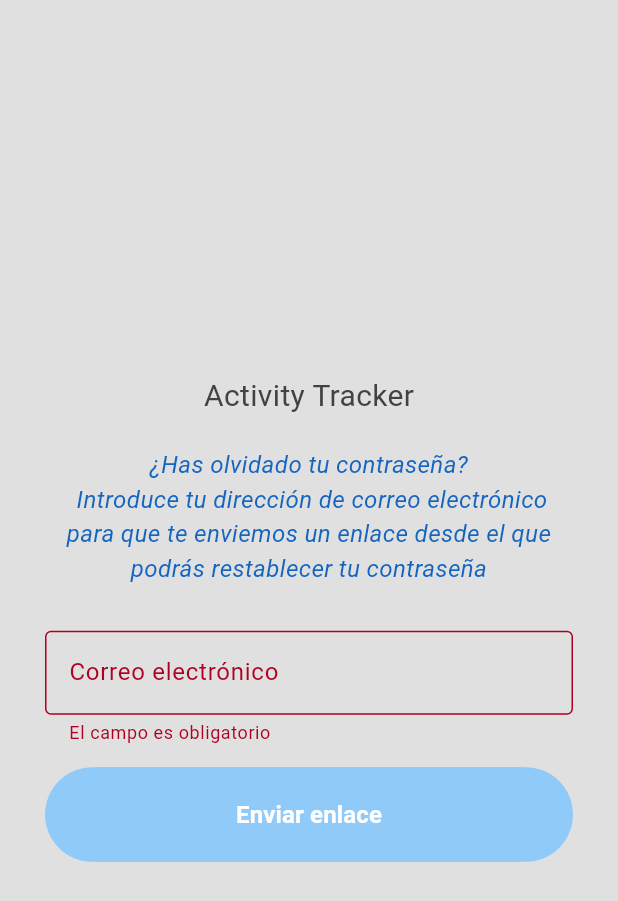
After one commit to ignamarga1/ActivityTracker, a Flutter app: the ForgotPasswordPage screen opened by its route, after a tap on "Enviar enlace", on a phone screen of 412 x 824 dp. The commit adds this screen. Shown: the top 901 px of the screen. Run offline on Flutter 3.47's test engine with Material 3 defaults, Android fonts, the phone set to English and light mode, and no system bars; our stand-ins replace firebase_auth, firebase_core, fluttertoast; accounts and stored records are empty.

Commit message:
Forgot password page and Reset password logic working

```diff
--- a/activity_tracker_flutter/lib/main.dart
+++ b/activity_tracker_flutter/lib/main.dart
@@ -1,4 +1,5 @@
 import 'package:activity_tracker_flutter/pages/email_verification_page.dart';
+import 'package:activity_tracker_flutter/pages/forgot_password_page.dart';
 import 'package:activity_tracker_flutter/pages/home_page.dart';
 import 'package:activity_tracker_flutter/pages/login_page.dart';
 import 'package:activity_tracker_flutter/pages/register_page.dart';
@@ -29,6 +30,7 @@ class MyApp extends StatelessWidget {
         '/login' : (context) => LoginPage(),
         '/register' : (context) => RegisterPage(),
         '/emailVerification' : (context) => EmailVerificationPage(),
+        '/forgotPassword' : (context) => ForgotPasswordPage(),
       },
     );
   }
--- /dev/null
+++ b/activity_tracker_flutter/lib/pages/forgot_password_page.dart
@@ -0,0 +1,91 @@
+import 'package:activity_tracker_flutter/components/std_button.dart';
+import 'package:activity_tracker_flutter/services/auth_service.dart';
+import 'package:flutter/material.dart';
+
+
+class ForgotPasswordPage extends StatefulWidget {
+  const ForgotPasswordPage({super.key});
+
+  @override
+  State<ForgotPasswordPage> createState() => _ForgotPasswordPageState();
+}
+
+class _ForgotPasswordPageState extends State<ForgotPasswordPage> {
+  final emailController = TextEditingController();
+  final _formKey = GlobalKey<FormState>();
+
+  @override
+  Widget build(BuildContext context) {
+    return Scaffold(
+      backgroundColor: Theme.of(context).colorScheme.surface,
+      resizeToAvoidBottomInset: false,
+      body: GestureDetector(
+        onTap: () => FocusManager.instance.primaryFocus?.unfocus(),
+        behavior: HitTestBehavior.translucent,
+        child: Center(
+          child: Padding(
+            padding: const EdgeInsets.all(30.0),
+
+            // Form
+            child: Form(
+              key: _formKey,
+              child: SingleChildScrollView(
+                physics: BouncingScrollPhysics(),
+                child: Column(
+                  mainAxisAlignment: MainAxisAlignment.center,
+                  children: [
+                    // App name
+                    Text("Activity Tracker", style: TextStyle(fontSize: 20)),
+                    const SizedBox(height: 20),
+
+                    // Information text
+                    Text(
+                      "¿Has olvidado tu contraseña? \n Introduce tu dirección de correo electrónico para que te enviemos un enlace desde el que podrás restablecer tu contraseña",
+                      textAlign: TextAlign.center,
+                      style: TextStyle(
+                        fontSize: 16,
+                        fontStyle: FontStyle.italic,
+                        color: Theme.of(context).colorScheme.inversePrimary,
+                      ),
+                    ),
+                    const SizedBox(height: 30),
+
+                    // Email
+                    TextFormField(
+                      controller: emailController,
+                      obscureText: false,
+                      validator: (value) {
+                        if (value == null || value.isEmpty) {
+                          return 'El campo es obligatorio';
+                        }
+                        return null;
+                      },
+                      decoration: InputDecoration(
+                        border: OutlineInputBorder(),
+                        labelText: "Correo electrónico",
+                      ),
+                    ),
+                    const SizedBox(height: 15),
+
+                    StdButton(
+                      text: "Enviar enlace",
+                      onPressed: () {
+                        FocusManager.instance.primaryFocus?.unfocus();
+                        if (_formKey.currentState!.validate()) {
+                          AuthService().resetPassword(
+                            email: emailController.text,
+                            context: context,
+                          );
+                        }
+                      },
+                    ),
+                  ],
+                ),
+              ),
+            ),
+          ),
+        ),
+      ),
+    );
+  }
+}
```
Also changed, not shown: activity_tracker_flutter/lib/pages/login_page.dart (+9 -4 lines), activity_tracker_flutter/lib/services/auth_service.dart (+32 -0 lines).
